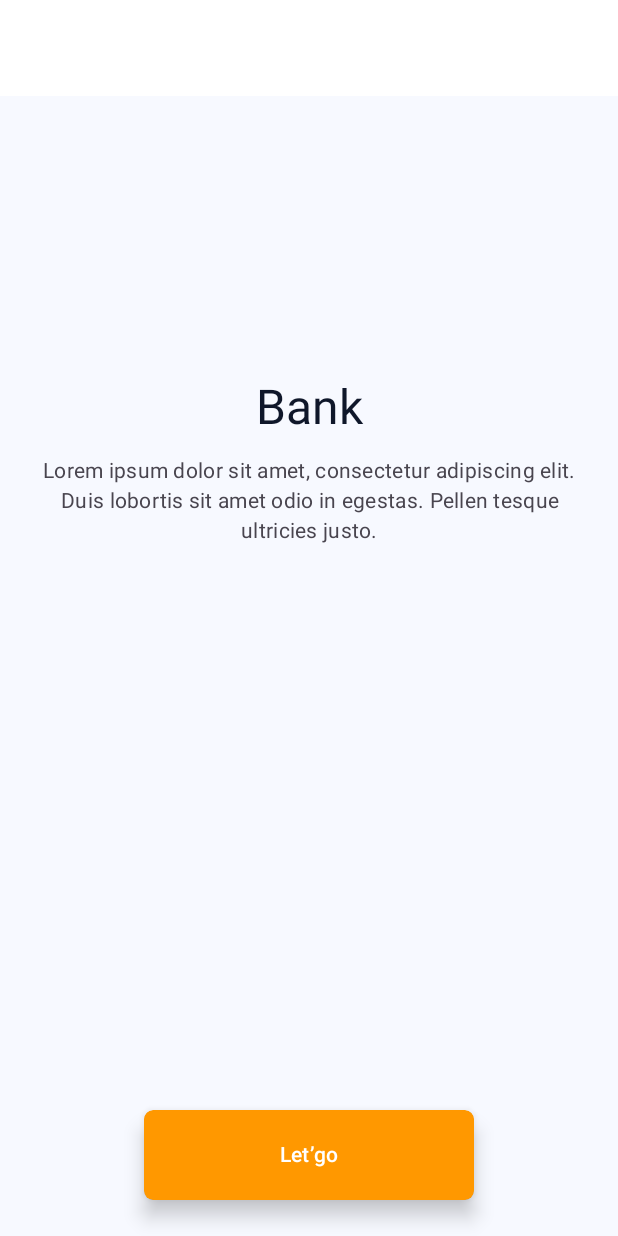
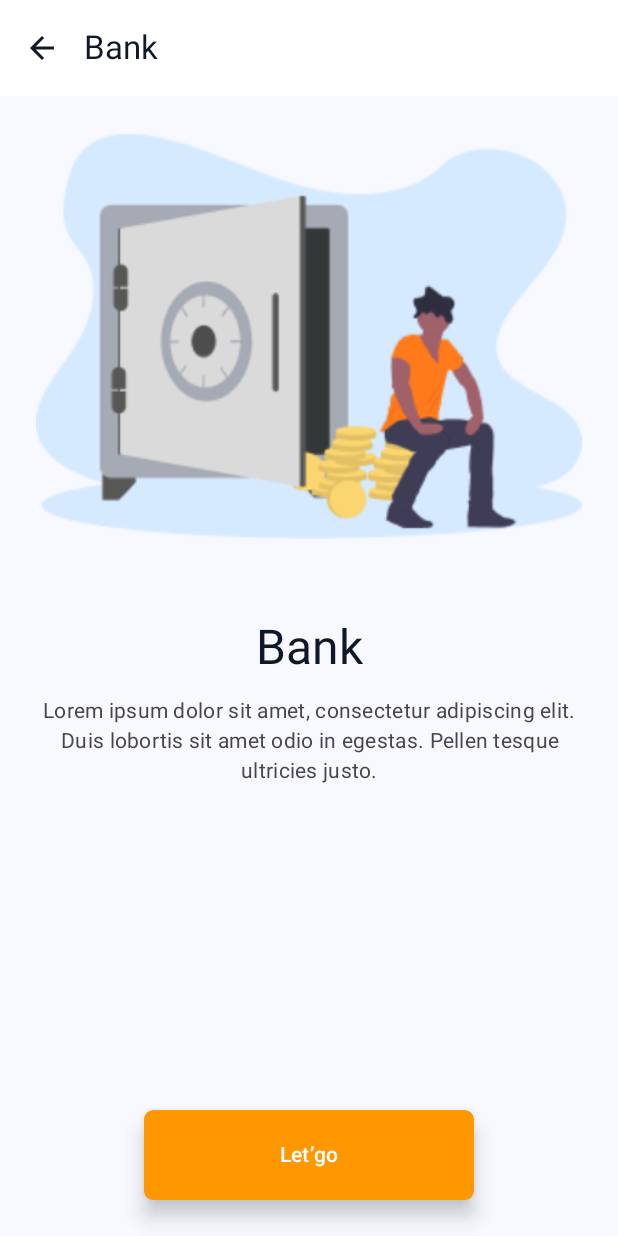
Before and after one commit to Team-Unique-Coders/AdamsDreamTeam, an Android app built with Jetpack Compose: the screen it shows after launch (MainActivity), after a tap on "Bank", on a phone screen of 412 x 824 dp. Run offline under Robolectric (Android 15) with nearby library versions, the phone set to English and light mode, and no system bars.

Commit message:
bank-changes

```diff
--- a/bank/src/main/java/com/example/bank/entry/BankEntry.kt
+++ b/bank/src/main/java/com/example/bank/entry/BankEntry.kt
@@ -14,6 +14,7 @@ fun BankEntry(onClose: (() -> Unit)? = null) {
         navController = nav,
         startDestination = BankRoutes.ROOT
     ) {
-        bankGraph(navController = nav)
+        bankGraph(navController = nav, onClose = onClose)
+
     }
 }
--- a/bank/src/main/java/com/example/bank/navigation/BankNavGraph.kt
+++ b/bank/src/main/java/com/example/bank/navigation/BankNavGraph.kt
@@ -8,27 +8,29 @@ import com.example.bank.presentation.onboarding.BankIntroScreen
 import com.example.bank.presentation.onboarding.BankStartModeScreen
 import com.example.bank.presentation.home.BankHomeScreen
 
+// ⬇️ NEW: onClose comes from the host (BankEntry), so the intro arrow can go Home
 fun NavGraphBuilder.bankGraph(
-    navController: NavController
+    navController: NavController,
+    onClose: (() -> Unit)? = null
 ) {
     navigation(startDestination = BankRoutes.ONBOARDING_INTRO, route = BankRoutes.ROOT) {
 
         composable(BankRoutes.ONBOARDING_INTRO) {
             BankIntroScreen(
                 onContinue = { navController.navigate(BankRoutes.ONBOARDING_START_MODE) },
-                onExploreDemo = { navController.navigate(BankRoutes.HOME) } // temporary: no seeding yet
+                onExploreDemo = { navController.navigate(BankRoutes.HOME) },
+                onClose = onClose
             )
         }
 
         composable(BankRoutes.ONBOARDING_START_MODE) {
             BankStartModeScreen(
                 onUseDemo = {
-                    // temporary: just navigate; we'll seed fake data next
                     navController.navigate(BankRoutes.HOME) {
                         popUpTo(BankRoutes.ONBOARDING_INTRO) { inclusive = true }
                     }
                 },
-                onConnectSimulated = { /* TODO: linking flow later */ },
+                onConnectSimulated = { /* TODO later */ },
                 onBack = { navController.popBackStack() }
             )
         }
--- a/bank/src/main/java/com/example/bank/presentation/onboarding/BankIntroScreen.kt
+++ b/bank/src/main/java/com/example/bank/presentation/onboarding/BankIntroScreen.kt
@@ -18,24 +18,21 @@ import com.project.common_utils.components.OrangeButton
 @Composable
 fun BankIntroScreen(
     onContinue: () -> Unit,
-    onExploreDemo: () -> Unit,                 // not shown on UI now, kept for later
-    onBack: (() -> Unit)? = null,              // back arrow like your mock
-    @DrawableRes illustrationRes: Int? = null, // pass a drawable when you have it
+    onExploreDemo: () -> Unit,
+    onClose: (() -> Unit)? = null,
+    @DrawableRes illustrationRes: Int = com.example.bank.R.drawable.bankintro
 ) {
     Scaffold(
         topBar = {
             TopAppBar(
-                title = {},
+                title = { Text("Bank") },            // ← show title in the toolbar
                 navigationIcon = {
-                    if (onBack != null) {
-                        IconButton(onClick = onBack) {
-                            Icon(
-                                imageVector = Icons.AutoMirrored.Filled.ArrowBack,
-                                contentDescription = "Back"
-                            )
+                    if (onClose != null) {
+                        IconButton(onClick = onClose) {
+                            Icon(Icons.AutoMirrored.Filled.ArrowBack, contentDescription = "Back")
                         }
                     }
-                }
+                },
             )
         }
     ) { inner ->
@@ -48,21 +45,17 @@ fun BankIntroScreen(
         ) {
             Spacer(Modifier.height(8.dp))
 
-            // Illustration (optional for now)
-            if (illustrationRes != null) {
             Image(
                 painter = painterResource(illustrationRes),
                 contentDescription = null,
                 modifier = Modifier
                     .fillMaxWidth()
-                        .heightIn(min = 160.dp, max = 240.dp)
+                    .height(320.dp)
                     .padding(top = 8.dp, bottom = 24.dp)
             )
-            } else {
-                Spacer(Modifier.height(180.dp)) // placeholder space to match layout
-            }
 
-            // Title + body
+            Spacer(Modifier.height(20.dp))
+
             Text(
                 text = "Bank",
                 style = MaterialTheme.typography.headlineLarge,
@@ -79,11 +72,7 @@ fun BankIntroScreen(
 
             Spacer(Modifier.weight(1f))
 
-
-            OrangeButton(
-                onClick = onContinue,
-                text = "Let’go"
-            )
+            OrangeButton(onClick = onContinue, text = "Let’go")
             Spacer(Modifier.height(24.dp))
         }
     }
```
Also changed, not shown: bank/src/main/res/drawable/bankintro.png (added). Lines whose indentation alone changed are shown as unchanged.
